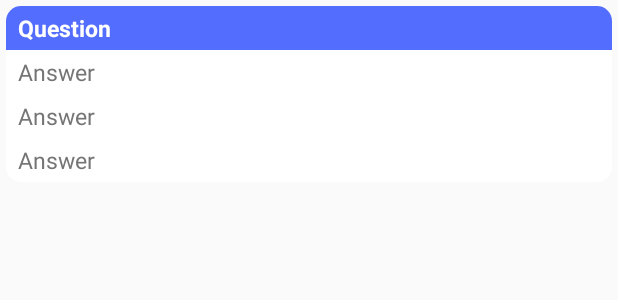
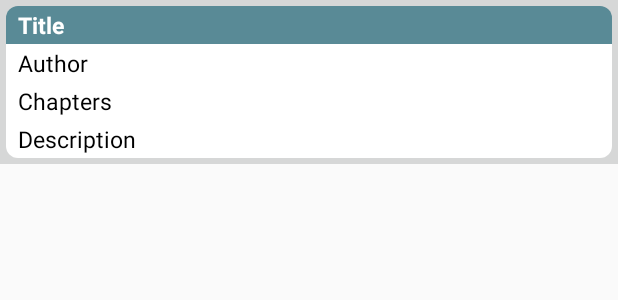
Before and after one commit to edwinabreu86/ManualParaNuevosCreyentes, an Android app: the layout book_view.xml on its own in the app's theme, with its tools: preview values and no code run, on a phone screen of 412 x 824 dp. Shown: the top 300 px of the screen. Run offline under Robolectric (Android 15) with nearby library versions, the phone set to English and light mode, and no system bars.

```diff
--- a/app/build.gradle
+++ b/app/build.gradle
@@ -33,6 +33,7 @@ dependencies {
     implementation 'com.android.support:support-v4:26.1.0'
     implementation 'com.android.support:design:26.1.0'
     implementation 'com.android.support:recyclerview-v7:26.1.0'
+    implementation 'com.android.support.constraint:constraint-layout:1.0.2'
     testImplementation 'junit:junit:4.12'
     androidTestImplementation 'com.android.support.test:runner:1.0.1'
     androidTestImplementation 'com.android.support.test.espresso:espresso-core:3.0.1'
--- a/app/src/main/res/drawable/rectangle_lower.xml
+++ b/app/src/main/res/drawable/rectangle_lower.xml
@@ -1,8 +1,8 @@
 <?xml version="1.0" encoding="utf-8"?>
 <shape xmlns:android="http://schemas.android.com/apk/res/android"
     android:shape="rectangle"
-    android:tint="@color/colorPrimaryText">
+    android:tint="@android:color/white">
     <corners
-        android:bottomLeftRadius="10dp"
-        android:bottomRightRadius="10dp" />
+        android:bottomLeftRadius="8dp"
+        android:bottomRightRadius="8dp" />
 </shape>
--- a/app/src/main/res/drawable/rectangle_upper.xml
+++ b/app/src/main/res/drawable/rectangle_upper.xml
@@ -1,7 +1,7 @@
 <?xml version="1.0" encoding="utf-8"?>
 <shape xmlns:android="http://schemas.android.com/apk/res/android" android:shape="rectangle"
-    android:tint="@color/colorSecondary" >
+    android:tint="@color/secondaryDarkColor" >
     <corners
-        android:topLeftRadius="10dp"
-        android:topRightRadius="10dp" />
+        android:topLeftRadius="8dp"
+        android:topRightRadius="8dp" />
 </shape>
--- a/app/src/main/res/layout/book_view.xml
+++ b/app/src/main/res/layout/book_view.xml
@@ -2,39 +2,30 @@
 <LinearLayout
     xmlns:android="http://schemas.android.com/apk/res/android"
     xmlns:tools="http://schemas.android.com/tools"
-    android:orientation="vertical"
-    android:layout_width="match_parent"
-    android:layout_height="wrap_content"
-    android:padding="4dp" >
+    style="@style/list_style">
 
     <TextView
         android:id="@+id/title_view"
-        style="@style/list_style"
+        style="@style/item_style"
         android:background="@drawable/rectangle_upper"
-        android:textColor="@color/colorPrimaryText"
+        android:textColor="@android:color/white"
         android:textStyle="bold"
-        tools:text="Question" />
+        tools:text="Title" />
 
     <TextView
         android:id="@+id/author_view"
-        style="@style/list_style"
-        android:background="@color/colorPrimaryText"
-        android:textColor="@color/colorSecondaryText"
-        tools:text="Answer" />
+        style="@style/item_style"
+        tools:text="Author" />
 
     <TextView
         android:id="@+id/chapters_view"
-        style="@style/list_style"
-        android:background="@color/colorPrimaryText"
-        android:textColor="@color/colorSecondaryText"
-        tools:text="Answer" />
+        style="@style/item_style"
+        tools:text="Chapters" />
 
     <TextView
         android:id="@+id/description_view"
-        style="@style/list_style"
+        style="@style/item_style"
         android:background="@drawable/rectangle_lower"
-        android:textColor="@color/colorSecondaryText"
-        tools:text="Answer" />
-
+        tools:text="Description" />
 
 </LinearLayout>
--- a/app/src/main/res/layout/credits_dialog.xml
+++ b/app/src/main/res/layout/credits_dialog.xml
@@ -37,7 +37,7 @@
                 android:layout_height="wrap_content"
                 android:layout_marginStart="@dimen/item_padding"
                 android:text="https://www.flaticon.com/authors/smashicons"
-                android:textColor="@color/colorSecondary"
+                android:textColor="@color/secondaryDarkColor"
                 android:textStyle="italic"
                 tools:ignore="HardcodedText" />
 
@@ -53,7 +53,7 @@
                 android:layout_height="wrap_content"
                 android:layout_marginStart="@dimen/item_padding"
                 android:text="http://creativecommons.org/licenses/by/3.0/"
-                android:textColor="@color/colorSecondary"
+                android:textColor="@color/secondaryDarkColor"
                 android:textStyle="italic"
                 tools:ignore="HardcodedText" />
         </LinearLayout>
@@ -65,7 +65,7 @@
         android:layout_height="wrap_content"
         android:layout_gravity="end"
         android:text="@string/accept"
-        android:textColor="@color/colorSecondary"
+        android:textColor="@color/secondaryDarkColor"
         android:background="?android:attr/selectableItemBackground"/>
 
 </LinearLayout>
--- a/app/src/main/res/layout/intro_dialog.xml
+++ b/app/src/main/res/layout/intro_dialog.xml
@@ -27,7 +27,7 @@
         android:layout_height="wrap_content"
         android:layout_gravity="end"
         android:text="@string/accept"
-        android:textColor="@color/colorSecondary"
+        android:textColor="@color/secondaryDarkColor"
         android:background="?android:attr/selectableItemBackground"/>
 
 </LinearLayout>
--- a/app/src/main/res/menu/main.xml
+++ b/app/src/main/res/menu/main_menu.xml
@@ -5,6 +5,10 @@
     <item
         android:id="@+id/menu_app_rating"
         android:title="@string/app_rating" />
+
+    <item
+        android:id="@+id/menu_about_author"
+        android:title="@string/about_author" />
     <item
         android:id="@+id/menu_credits"
         android:title="@string/credits" />
--- a/app/src/main/res/values/colors.xml
+++ b/app/src/main/res/values/colors.xml
@@ -3,13 +3,12 @@
 <resources>
     <color name="ic_launcher_background">#19192A</color>
 
-    <color name="colorPrimary">#6d4c41</color>
-    <color name="colorPrimaryLight">#BCAAA4</color>
-    <color name="colorPrimaryDark">#40241a</color>
-    <color name="colorStatusBar">#8340241A</color>
-    <color name="colorSecondary">#536dfe</color>
-    <color name="colorSecondaryLight">#8f9bff</color>
-    <color name="colorSecondaryDark">#0043ca</color>
-    <color name="colorPrimaryText">#ffffff</color>
-    <color name="colorSecondaryText">#757575</color>
+    <color name="primaryColor">#DC5E5E</color>
+    <color name="primaryLightColor">#EA9999</color>
+    <color name="primaryDarkColor">#D34949</color>
+    <color name="secondaryColor">#76A5AF</color>
+    <color name="secondaryLightColor">#BBD2D7</color>
+    <color name="secondaryDarkColor">#598A96</color>
+    <color name="primaryTextColor">#000000</color>
+    <color name="secondaryTextColor">#000000</color>
 </resources>
--- a/app/src/main/res/values/dimens.xml
+++ b/app/src/main/res/values/dimens.xml
@@ -3,4 +3,5 @@
     <dimen name="activity_margin">12dp</dimen>
     <dimen name="nav_header_height">120dp</dimen>
     <dimen name="item_padding">8dp</dimen>
+    <dimen name="min_padding">4dp</dimen>
 </resources>
--- a/app/src/main/res/values/strings.xml
+++ b/app/src/main/res/values/strings.xml
@@ -1,4 +1,4 @@
-<resources>
+<resources xmlns:tools="http://schemas.android.com/tools">
     <string name="app_name">Manual Bíblico para creyentes</string>
     <string name="navigation_drawen_open">Drawer open</string>
     <string name="navigation_drawer_close">Drawer close</string>
@@ -11,7 +11,7 @@
     <string name="memorizing_texts">Textos para memorizar</string>
     <string name="conclusion">Conclusión</string>
     <string name="new_disciples">Preparación de nuevos creyentes</string>
-    <string name="pastor">Pastor y psicólogo Carlos Gomez</string>
+    <string name="pastor">Pastor y psicólogo Carlos Gómez</string>
     <string name="credits">Créditos</string>
     <string name="exit">Salir</string>
     <string name="pastor_carlos_gomez">Pastor Carlos Gómez</string>
@@ -21,4 +21,5 @@
     <string name="content_desc">app_icon</string>
     <string name="accept">Entendido</string>
     <string name="no_show">No mostrar más este mensaje</string>
+    <string name="about_author" tools:ignore="Typos">Sobre el autor</string>
 </resources>
--- a/app/src/main/res/values/styles.xml
+++ b/app/src/main/res/values/styles.xml
@@ -1,26 +1,33 @@
 <?xml version="1.0" encoding="utf-8"?>
-<resources xmlns:tools="http://schemas.android.com/tools">
+<resources>
 
     <style name="AppTheme" parent="Theme.AppCompat.Light.DarkActionBar">
         <!-- Customize your theme here. -->
-        <item name="colorPrimary">@color/colorPrimary</item>
-        <item name="colorPrimaryDark">@color/colorPrimaryDark</item>
-        <item name="colorAccent">@color/colorSecondary</item>
-        <item name="android:statusBarColor"
-            tools:targetApi="lollipop">?android:windowTranslucentStatus</item>
+        <item name="colorPrimary">@color/primaryColor</item>
+        <item name="colorPrimaryDark">@color/primaryDarkColor</item>
+        <item name="colorAccent">@color/secondaryColor</item>
         <item name="windowActionBar">false</item>
         <item name="windowNoTitle">true</item>
         <item name="windowActionModeOverlay">true</item>
-        <item name="android:windowTranslucentStatus">true</item>
+    </style>
+
+    <style name="item_style">
+        <item name="android:layout_width">match_parent</item>
+        <item name="android:layout_height">wrap_content</item>
+        <item name="android:paddingTop">2dp</item>
+        <item name="android:paddingBottom">2dp</item>
+        <item name="android:paddingStart">8dp</item>
+        <item name="android:paddingEnd">8dp</item>
+        <item name="android:textSize">15sp</item>
+        <item name="android:background">@android:color/white</item>
+        <item name="android:textColor">@color/secondaryTextColor</item>
     </style>
 
     <style name="list_style">
         <item name="android:layout_width">match_parent</item>
         <item name="android:layout_height">wrap_content</item>
-        <item name="android:paddingTop">4dp</item>
-        <item name="android:paddingBottom">4dp</item>
-        <item name="android:paddingStart">8dp</item>
-        <item name="android:paddingEnd">8dp</item>
-        <item name="android:textSize">15sp</item>
+        <item name="android:orientation">vertical</item>
+        <item name="android:background">?attr/colorButtonNormal</item>
+        <item name="android:padding">@dimen/min_padding</item>
     </style>
 </resources>
```
Also changed, not shown: app/src/main/AndroidManifest.xml (+8 -2 lines), app/src/main/java/com/edwin/abreusoft/manualbiblicoparacreyentes/AuthorActivity.java (added, +29 -0 lines), app/src/main/res/layout/activity_author.xml (added, +46 -0 lines), app/src/main/res/layout/activity_start.xml (+8 -4 lines), app/src/main/res/layout/app_bar_main.xml (+4 -3 lines), app/src/main/res/layout/nav_header_main.xml (+11 -10 lines), app/src/main/res/menu/drawer_menu.xml (+10 -7 lines), app/src/main/res/drawable/carlos.png (added), app/src/main/res/drawable/faith_background.jpg.
